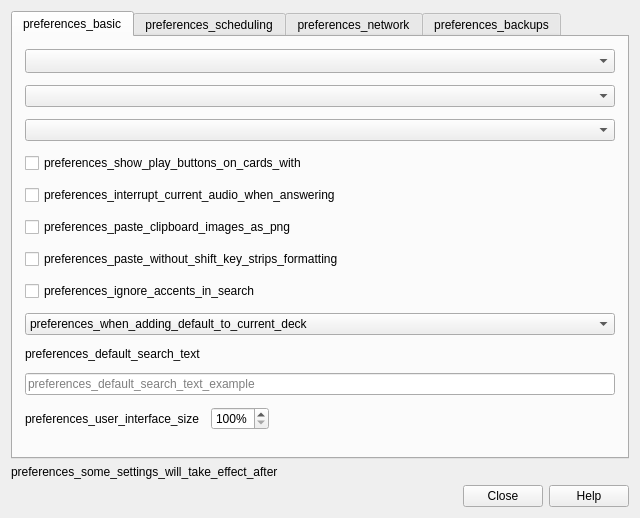
First picture: the form in qt/aqt/forms/preferences.ui, repository ankitects/anki, before the edit.
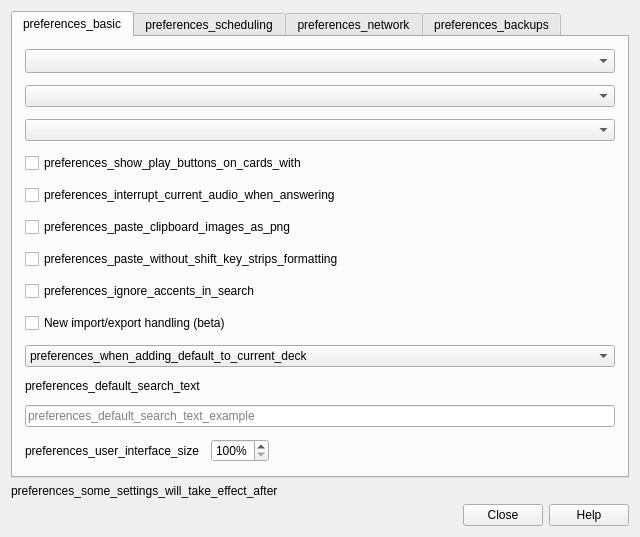
Second picture: the form after the edit.

Commit message: Expose new import/export code via prefs checkbox

Diff of the .ui file:
```diff
--- a/qt/aqt/forms/preferences.ui
+++ b/qt/aqt/forms/preferences.ui
@@ -7,7 +7,7 @@
     <x>0</x>
     <y>0</y>
     <width>640</width>
-    <height>518</height>
+    <height>530</height>
    </rect>
   </property>
   <property name="windowTitle">
@@ -96,6 +96,13 @@
          </property>
         </widget>
        </item>
+       <item>
+        <widget class="QCheckBox" name="new_import_export">
+         <property name="text">
+          <string notr="true">New import/export handling (beta)</string>
+         </property>
+        </widget>
+       </item>
        <item>
         <widget class="QComboBox" name="useCurrent">
          <item>
```
Left out of the diff: 1 changed line with no effect on the pictures. The commit also changes 1 other file.
